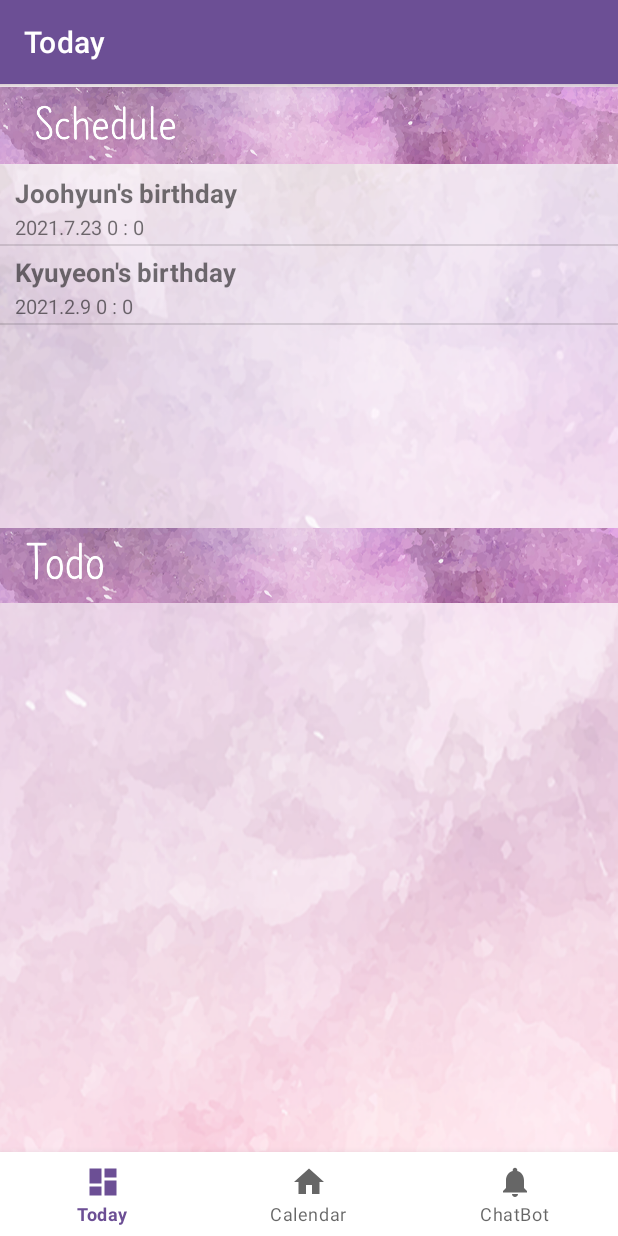
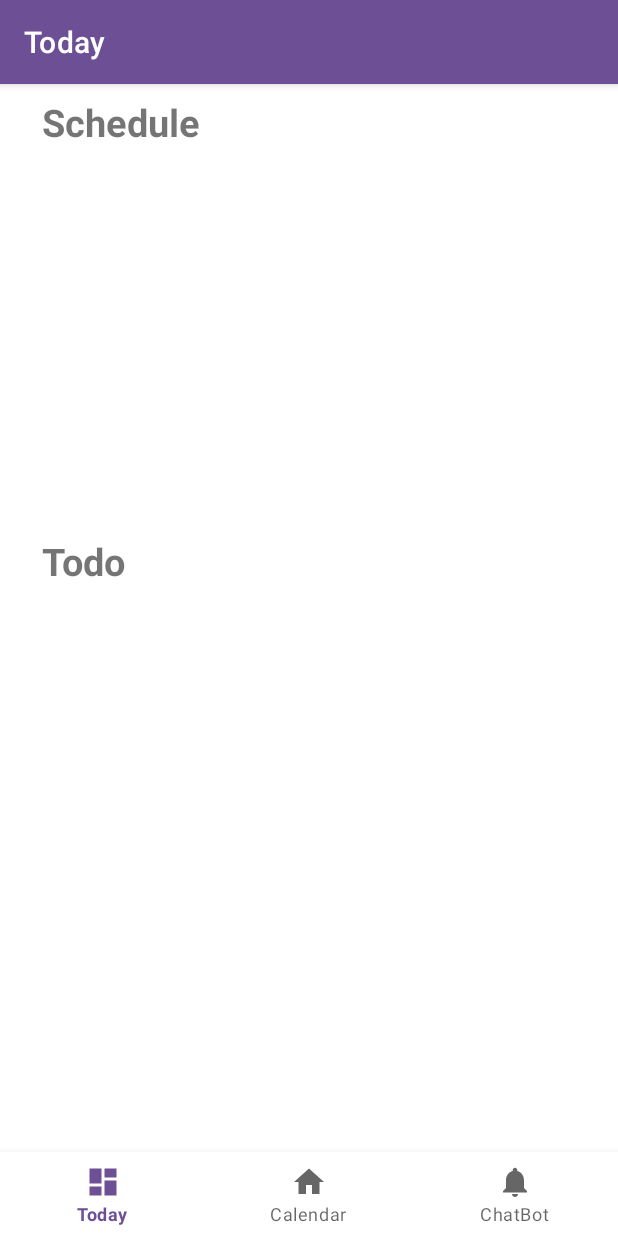
Before and after one commit to KIM-JOOHYUN/DailyWeeklyMonthly, an Android app: the DashboardFragment screen opened through its navigation route, on a phone screen of 412 x 824 dp. Run offline under Robolectric (Android 15) with nearby library versions, the phone set to English and light mode, and no system bars; our stand-ins replace navigation-ui; libraries missing offline, so code that uses them is left out: com.github.clans.fab, com.prolificinteractive.materialcalendarview; 8 statements that could not run were skipped.

Commit message:
scheduler & range data fragment upload

```diff
--- a/src/main/AndroidManifest.xml
+++ b/src/main/AndroidManifest.xml
@@ -20,6 +20,7 @@
         </activity>
         <activity android:name=".MainActivity" android:label="@string/app_name"></activity>
 
-    </application>
+
+    </application>`
 
 </manifest>
--- a/src/main/java/com/example/myapplication/ui/dashboard/DashboardFragment.kt
+++ b/src/main/java/com/example/myapplication/ui/dashboard/DashboardFragment.kt
@@ -4,13 +4,11 @@ import android.os.Bundle
 import android.view.LayoutInflater
 import android.view.View
 import android.view.ViewGroup
-import android.widget.ListView
 import android.widget.TextView
 import androidx.fragment.app.Fragment
 import androidx.lifecycle.Observer
 import androidx.lifecycle.ViewModelProvider
 import com.example.myapplication.Daily
-import com.example.myapplication.DailyListAdapter
 import com.example.myapplication.R
 import com.example.myapplication.Todo
 
@@ -28,13 +26,7 @@ class DashboardFragment : Fragment() {
     dashboardViewModel =
             ViewModelProvider(this).get(DashboardViewModel::class.java)
     val root = inflater.inflate(R.layout.fragment_dashboard, container, false)
-    dailyList = arrayListOf<Daily>(
-      Daily(2021,7,23,0,0,"Joohyun's birthday",""),
-      Daily(2021,2,9,0,0,"Kyuyeon's birthday","")
-    )
-    val dailyListView = root.findViewById<ListView>(R.id.dailyList)
-    val dailyAdapter = DailyListAdapter(root.context, dailyList)
-    dailyListView.adapter = dailyAdapter
+
     return root
   }
 }
--- a/src/main/res/layout/activity_main.xml
+++ b/src/main/res/layout/activity_main.xml
@@ -25,10 +25,11 @@
         android:layout_height="match_parent"
         app:defaultNavHost="true"
         app:layout_constraintBottom_toTopOf="@id/nav_view"
+        app:layout_constraintHorizontal_bias="0.0"
         app:layout_constraintLeft_toLeftOf="parent"
         app:layout_constraintRight_toRightOf="parent"
         app:layout_constraintTop_toTopOf="parent"
-        app:navGraph="@navigation/mobile_navigation"
-    />
+        app:layout_constraintVertical_bias="0.0"
+        app:navGraph="@navigation/mobile_navigation" />
 
 </androidx.constraintlayout.widget.ConstraintLayout>
--- a/src/main/res/layout/fragment_dashboard.xml
+++ b/src/main/res/layout/fragment_dashboard.xml
@@ -9,31 +9,37 @@
     <LinearLayout
         android:layout_width="match_parent"
         android:layout_height="match_parent"
-        android:orientation="vertical"
-        android:background="@drawable/background">
-        <ImageView
+        android:orientation="vertical">
+        <TextView
+            android:id="@+id/text_daily"
             android:layout_width="match_parent"
-            android:layout_height="55dp"
-            android:src="@drawable/schedule"
-            android:id="@+id/schedule"
-            />
-
+            android:layout_height="wrap_content"
+            android:layout_marginStart="8dp"
+            android:layout_marginTop="8dp"
+            android:layout_marginEnd="8dp"
+            android:paddingLeft="20dp"
+            android:text="Schedule"
+            android:textSize="25dp"
+            android:textStyle="bold"/>
         <ListView
             android:layout_width="match_parent"
-            android:layout_height="230dp"
+            android:layout_height="250dp"
             android:id="@+id/dailyList"
             />
-
-        <ImageView
-            android:id="@+id/todo"
+        <TextView
+            android:id="@+id/text_todo"
             android:layout_width="match_parent"
-            android:layout_height="55dp"
-            android:src="@drawable/todo"
-            android:layout_marginTop="8dp"/>
-
+            android:layout_height="wrap_content"
+            android:layout_marginStart="8dp"
+            android:layout_marginTop="8dp"
+            android:layout_marginEnd="8dp"
+            android:paddingLeft="20dp"
+            android:textStyle="bold"
+            android:text="Todo"
+            android:textSize="25dp"/>
         <ListView
             android:layout_width="match_parent"
-            android:layout_height="230dp"
+            android:layout_height="250dp"
             android:id="@+id/todoList"
             />
     </LinearLayout>
--- a/src/main/res/values/colors.xml
+++ b/src/main/res/values/colors.xml
@@ -23,4 +23,9 @@
     <color name="yellow2">#F7DFB2</color>
     <color name="peach">#F5B39D</color>
     <color name="lightpeach">#F9DACF</color>
+    <color name="colorPrimary">#4CAF50</color>
+    <color name="colorPrimaryDark">#388E3C</color>
+    <color name="colorAccent">#FFFFFF</color>
+    <color name="colorFAB1">#2196F3</color>
+    <color name="colorFAB2">#E040FB</color>
 </resources>
--- a/src/main/res/values/strings.xml
+++ b/src/main/res/values/strings.xml
@@ -1,5 +1,5 @@
 <resources>
-    <string name="app_name">My Application</string>
+    <string name="app_name">Hello, Daily</string>
     <string name="title_home">Home</string>
     <string name="title_dashboard">Dashboard</string>
     <string name="title_notifications">Notifications</string>
--- a/src/main/res/values/styles.xml
+++ b/src/main/res/values/styles.xml
@@ -1,6 +1,6 @@
 <?xml version="1.0" encoding="utf-8"?>
 <resources>
-    <style name = "AppTheme" parent="Theme.AppCompat.Light.DarkActionBar">
+    <style name="AppTheme" parent="Theme.MaterialComponents.Light.DarkActionBar.Bridge">
         <item name = "colorPrimary">@color/back</item>
         <item name="colorPrimaryDark">@color/purple_200</item>
         <item name="colorAccent">@color/purple_500</item>
```
Also changed, not shown: src/main/java/com/example/myapplication/Daily.kt (+9 -15 lines), src/main/java/com/example/myapplication/RangeDateFragment.kt (added, +54 -0 lines), src/main/java/com/example/myapplication/Scheduler.kt (added, +44 -0 lines), src/main/java/com/example/myapplication/Todo.kt (+12 -12 lines), src/main/java/com/example/myapplication/todoList.kt (added, +15 -0 lines), src/main/java/com/example/myapplication/ui/home/HomeFragment.kt (+26 -3 lines), src/main/res/layout/fragment_home.xml (+38 -4 lines), src/main/res/layout/scheduler.xml (added, +83 -0 lines), src/main/res/drawable/ic_action_schedule.png (added), src/main/res/drawable/ic_action_todo.png (added), src/main/res/drawable/mainpage.png.
